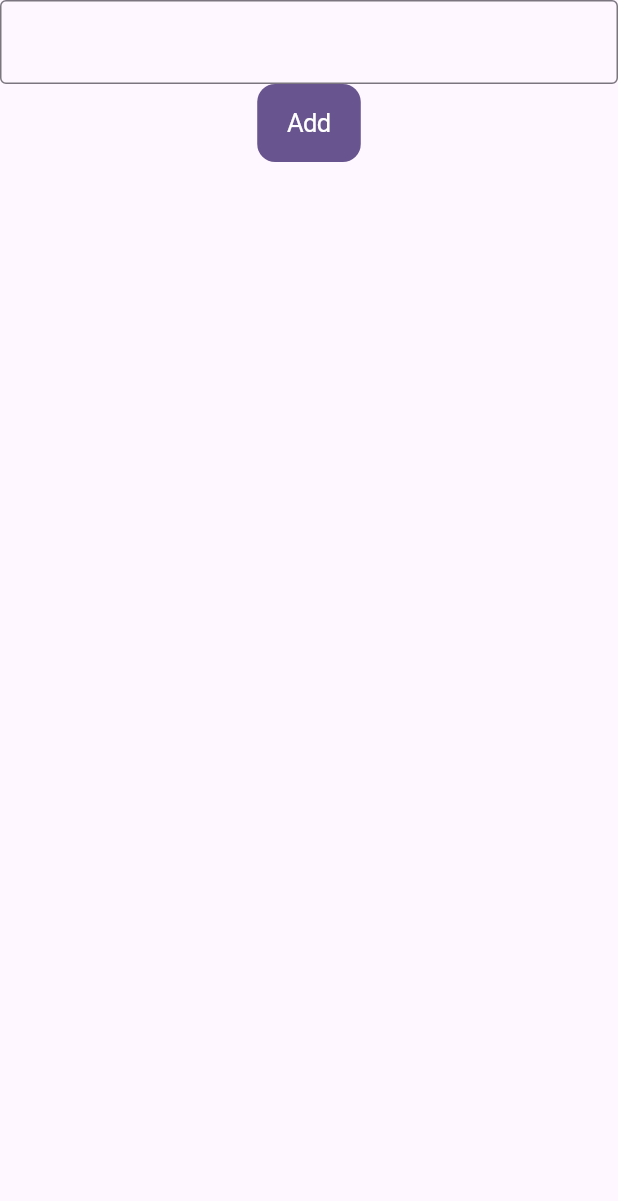
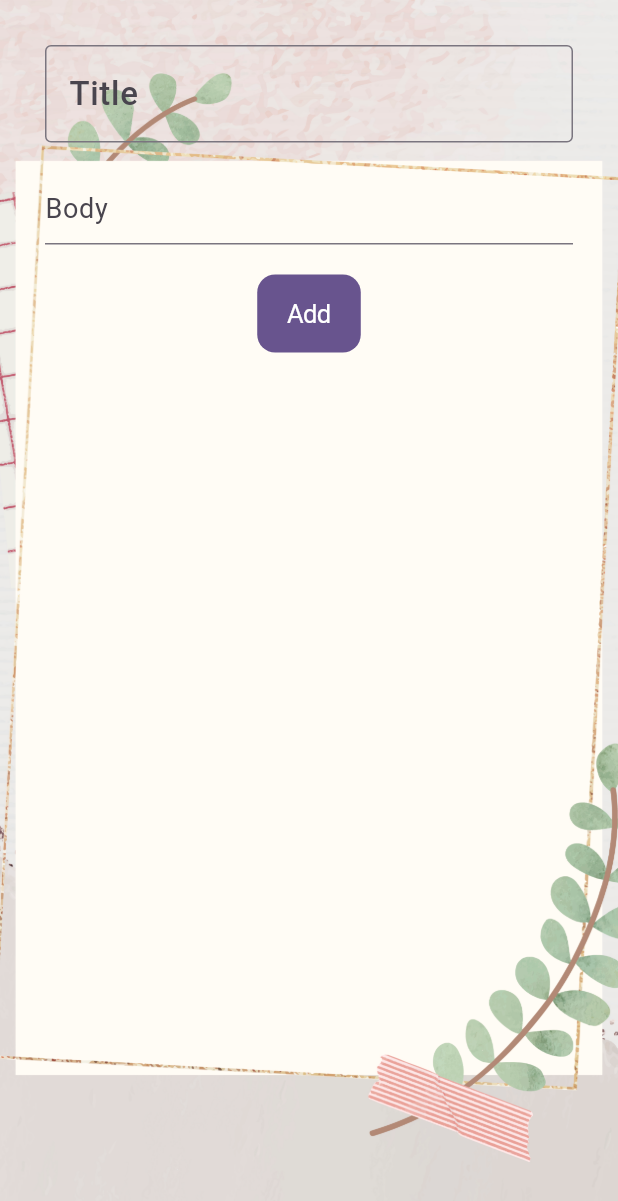
Before and after one commit to tricker3333/notepad_pro_plus, a Flutter app: the AddNotePg screen opened directly, on a phone screen of 412 x 824 dp. Shown: the top 1201 px of the screen. Run offline on Flutter 3.47's test engine with Material 3 defaults, Android fonts, the phone set to English and light mode, and no system bars; our stand-ins replace cloud_firestore, firebase_auth, firebase_core, get, lottie, velocity_x; accounts and stored records are empty.

Commit message:
Final Changes

```diff
--- a/lib/views/addnote.dart
+++ b/lib/views/addnote.dart
@@ -12,39 +12,73 @@ class AddNotePg extends StatefulWidget {
 }
 
 class _AddNotePgState extends State<AddNotePg> {
-  TextEditingController _addnote = TextEditingController();
+  final TextEditingController _addBodynote = TextEditingController();
+  final TextEditingController _addTitlenote = TextEditingController();
 
   User? userId = FirebaseAuth.instance.currentUser;
   @override
   Widget build(BuildContext context) {
     return Scaffold(
       body: SafeArea(
+        child: Container(
+          height: double.infinity,
+          width: double.infinity,
+          padding: EdgeInsets.all(30),
+          decoration: BoxDecoration(
+              image: DecorationImage(
+                  image: AssetImage("assets/imgs/notepa.jpg"),
+                  fit: BoxFit.cover),
+              shape: BoxShape.rectangle),
           child: Column(
+            mainAxisAlignment: MainAxisAlignment.start,
             children: [
               TextField(
-              controller: _addnote,
+                controller: _addTitlenote,
+                style: TextStyle(fontSize: 22, fontWeight: FontWeight.w500),
+                decoration: InputDecoration(
+                    hintText: "Title",
+                    hintStyle:
+                        TextStyle(fontSize: 22, fontWeight: FontWeight.w500),
+                    border: OutlineInputBorder(
+                        borderSide: BorderSide(
+                      color: Colors.black,
+                      style: BorderStyle.solid,
+                    ))),
+              ),
+              SizedBox(
+                height: 20,
+              ),
+              TextField(
+                controller: _addBodynote,
                 maxLines: null,
+                style: TextStyle(fontSize: 18),
                 decoration: InputDecoration(
-                  border: OutlineInputBorder(
-                      borderSide: BorderSide(style: BorderStyle.solid))),
+                  hintStyle: TextStyle(fontSize: 18),
+                  hintText: "Body",
+                ),
+              ),
+              SizedBox(
+                height: 20,
               ),
               CupertinoButton.filled(
                   child: Text("Add"),
                   onPressed: () async {
-                  var _noteadd = _addnote.text.trim();
-                  if (_noteadd != "") {
+                    var _noteTitleadd = _addTitlenote.text.trim();
+                    var _noteBodyadd = _addBodynote.text.trim();
+                    if (_noteBodyadd != "") {
                       try {
                         await FirebaseFirestore.instance
                             .collection("Notes")
                             .doc()
                             .set({
                           "createdAt": DateTime.now(),
-                        "Note": _noteadd,
+                          "NoteTitle": _noteTitleadd,
+                          "NoteBody": _noteBodyadd,
                           "UserID": userId?.email,
                         });
                         Get.back();
-                      ScaffoldMessenger.of(context)
-                          .showSnackBar(SnackBar(content: Text("Note Added")));
+                        ScaffoldMessenger.of(context).showSnackBar(
+                            SnackBar(content: Text("Note Added")));
                       } catch (e) {
                         print("Error $e");
                       }
@@ -57,6 +91,7 @@ class _AddNotePgState extends State<AddNotePg> {
             ],
           ),
         ),
+      ),
     );
   }
 }
--- a/lib/views/login.dart
+++ b/lib/views/login.dart
@@ -25,7 +25,6 @@ class _LoginPgState extends State<LoginPg> {
         backgroundColor: Colors.blue,
         centerTitle: true,
         title: 'Login'.text.white.bold.xl2.make(),
-        actions: const [Icon(Icons.more_vert_rounded)],
       ),
       body: SingleChildScrollView(
         child: Padding(
--- a/pubspec.yaml
+++ b/pubspec.yaml
@@ -69,7 +69,7 @@ flutter:
   # To add assets to your application, add an assets section, like this:
   assets:
     - assets/lottieanime/
-  #   - images/a_dot_ham.jpeg
+    - assets/imgs/
 
   # An image asset can refer to one or more resolution-specific "variants", see
   # https://flutter.dev/assets-and-images/#resolution-aware
```
Also changed, not shown: lib/views/editnote.dart (added, +91 -0 lines), lib/views/home.dart (+31 -7 lines), assets/imgs/notep.jpg (added), assets/imgs/notepa.jpg (added), 2 other files. Lines whose indentation alone changed are shown as unchanged.
